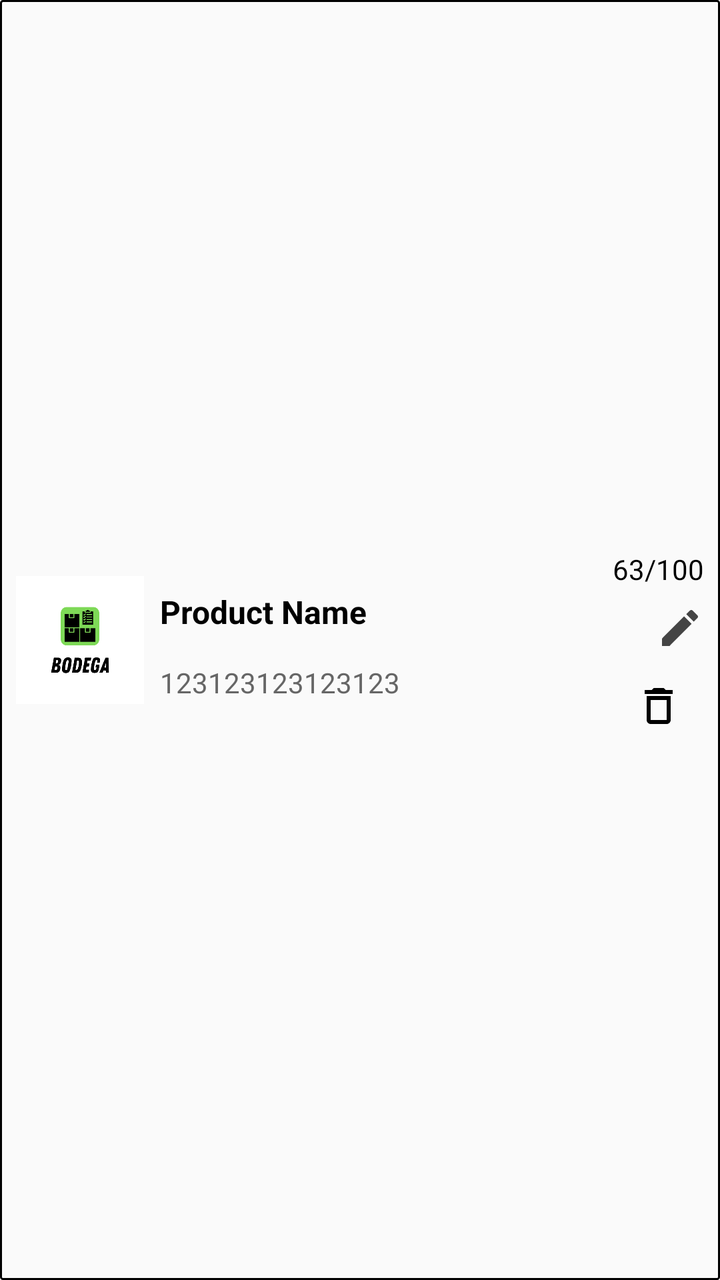
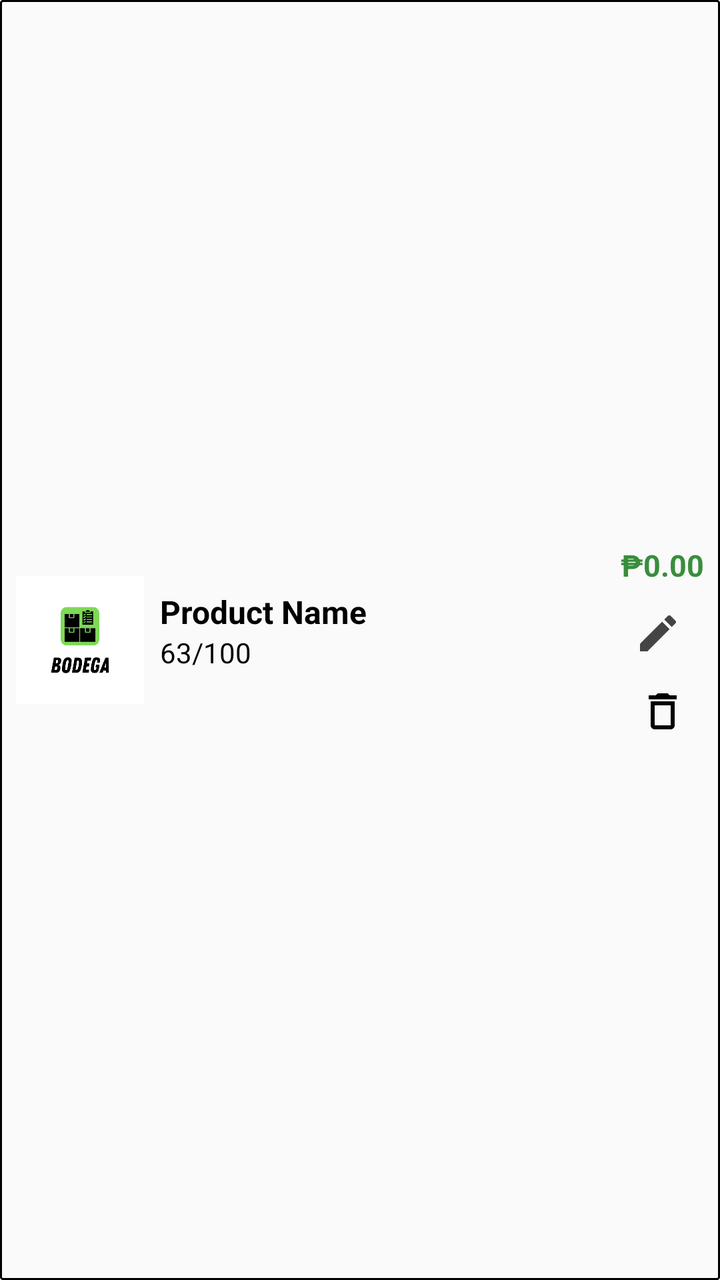

Compare the two renders of this Android layout. The source of the first and the diff that turns it into the second are given below.
<!-- AndroidManifest.xml: application theme Theme.MyApp -->
<!-- res/layout/item_inventory.xml -->
<LinearLayout xmlns:android="http://schemas.android.com/apk/res/android"
    xmlns:app="http://schemas.android.com/apk/res-auto"
    xmlns:tools="http://schemas.android.com/tools"
    android:layout_width="match_parent"
    android:layout_height="120dp"
    android:orientation="horizontal"
    android:padding="8dp"
    android:gravity="center_vertical"
    android:background="@drawable/product_corner">

    
    <ImageView
        android:id="@+id/image_product"
        android:layout_width="64dp"
        android:layout_height="64dp"
        android:src="@drawable/logo"
        android:scaleType="centerCrop"
        android:background="#E0E0E0"
        android:contentDescription="Product image"
        android:layout_marginEnd="8dp" />

    
    <LinearLayout
        android:layout_width="0dp"
        android:layout_height="100dp"
        android:layout_weight="1"
        android:orientation="vertical">

        <TextView
            android:id="@+id/text_product_name"
            android:layout_width="wrap_content"
            android:layout_height="wrap_content"
            android:layout_marginTop="25dp"
            android:text="Product Name"
            android:textStyle="bold"
            android:textSize="16sp"
            android:textColor="#000000" />

        <TextView
            android:id="@+id/text_product_id"
            android:layout_width="wrap_content"
            android:layout_marginTop="15dp"
            android:layout_height="wrap_content"
            android:text="123123123123123"
            android:textSize="14sp"
            android:textColor="#666666" />
    </LinearLayout>

    
    <LinearLayout
        android:layout_width="wrap_content"
        android:layout_height="match_parent"
        android:orientation="vertical"
        android:gravity="center_vertical|end"
        android:layout_marginStart="8dp">

        <TextView
            android:id="@+id/text_stock"
            android:layout_width="wrap_content"
            android:layout_height="wrap_content"
            android:text="63/100"
            android:textSize="14sp"
            android:textColor="#000000" />

        <ImageView
            android:id="@+id/icon_edit"
            android:layout_width="24dp"
            android:layout_height="24dp"
            android:layout_marginTop="8dp"
            android:clickable="true"
            android:contentDescription="Edit"
            android:src="@drawable/ic_edit"
            app:tint="#444444"
            tools:ignore="TouchTargetSizeCheck" />

        <ImageView
            android:id="@+id/delete_product"
            android:layout_marginTop="15dp"
            android:clickable="true"
            android:layout_width="match_parent"
            android:layout_height="wrap_content"
            app:srcCompat="@drawable/ic_delete_24" />
    </LinearLayout>

</LinearLayout>
<!-- resources referenced by this layout -->
<resources>
  <!-- drawable ic_delete_24 (drawable) -->
  <vector xmlns:android="http://schemas.android.com/apk/res/android" android:height="24dp" android:tint="#000000" android:viewportHeight="24" android:viewportWidth="24" android:width="24dp">
        
      <path android:fillColor="@android:color/white" android:pathData="M6,19c0,1.1 0.9,2 2,2h8c1.1,0 2,-0.9 2,-2L18,7L6,7v12zM8,9h8v10L8,19L8,9zM15.5,4l-1,-1h-5l-1,1L5,4v2h14L19,4z"/>
      
  </vector>
  <!-- drawable ic_edit (drawable) -->
  <vector xmlns:android="http://schemas.android.com/apk/res/android" android:height="24dp" android:tint="#000000" android:viewportHeight="24" android:viewportWidth="24" android:width="24dp">
        
      <path android:fillColor="@android:color/white" android:pathData="M3,17.25V21h3.75L17.81,9.94l-3.75,-3.75L3,17.25zM20.71,7.04c0.39,-0.39 0.39,-1.02 0,-1.41l-2.34,-2.34c-0.39,-0.39 -1.02,-0.39 -1.41,0l-1.83,1.83 3.75,3.75 1.83,-1.83z"/>
      
  </vector>
  <!-- drawable logo: png bitmap (drawable, 13762 bytes) -->
  <!-- drawable product_corner (drawable) -->
  <?xml version="1.0" encoding="utf-8"?>
  <shape xmlns:android="http://schemas.android.com/apk/res/android"
      android:shape="rectangle">
      <corners android:radius="1dp"/>
      <stroke android:width="1dip" android:color="@color/black" />
  
  </shape>
  <style name="Theme.MyApp" parent="Theme.AppCompat.Light.NoActionBar">
  
      </style>
  <color name="black">#FF000000</color>
</resources>

<!-- the commit's change to res/layout/item_inventory.xml (unified diff, before → after) -->
@@ -37,13 +37,13 @@
             android:textColor="#000000" />
 
         <TextView
-            android:id="@+id/text_product_id"
+            android:id="@+id/text_stock"
             android:layout_width="wrap_content"
-            android:layout_marginTop="15dp"
             android:layout_height="wrap_content"
-            android:text="123123123123123"
-            android:textSize="14sp"
-            android:textColor="#666666" />
+            android:text="63/100"
+            android:textColor="#000000"
+            android:textSize="14sp" />
+
     </LinearLayout>
 
     
@@ -54,19 +54,23 @@
         android:gravity="center_vertical|end"
         android:layout_marginStart="8dp">
 
+        
         <TextView
-            android:id="@+id/text_stock"
+            android:id="@+id/text_product_price"
             android:layout_width="wrap_content"
             android:layout_height="wrap_content"
-            android:text="63/100"
-            android:textSize="14sp"
-            android:textColor="#000000" />
+            android:text="₱0.00"
+            android:textColor="#388E3C"
+            android:textSize="15sp"
+            android:textStyle="bold"
+            android:layout_marginBottom="4dp" />
 
         <ImageView
             android:id="@+id/icon_edit"
             android:layout_width="24dp"
             android:layout_height="24dp"
             android:layout_marginTop="8dp"
+            android:layout_marginRight="11dp"
             android:clickable="true"
             android:contentDescription="Edit"
             android:src="@drawable/ic_edit"
